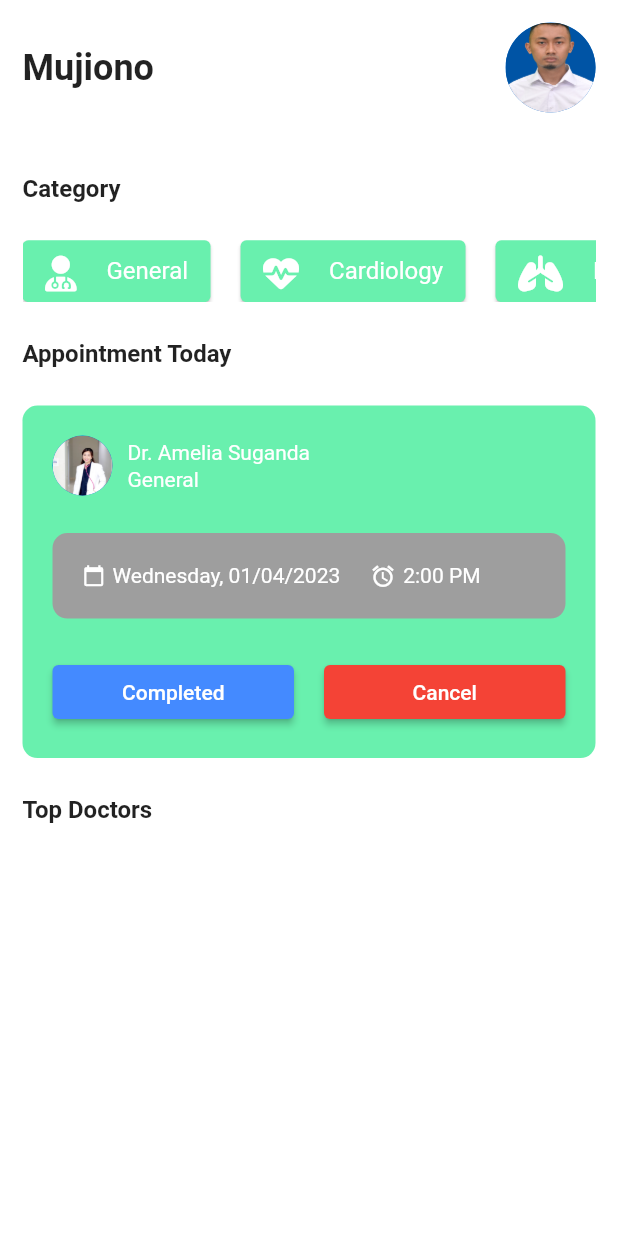
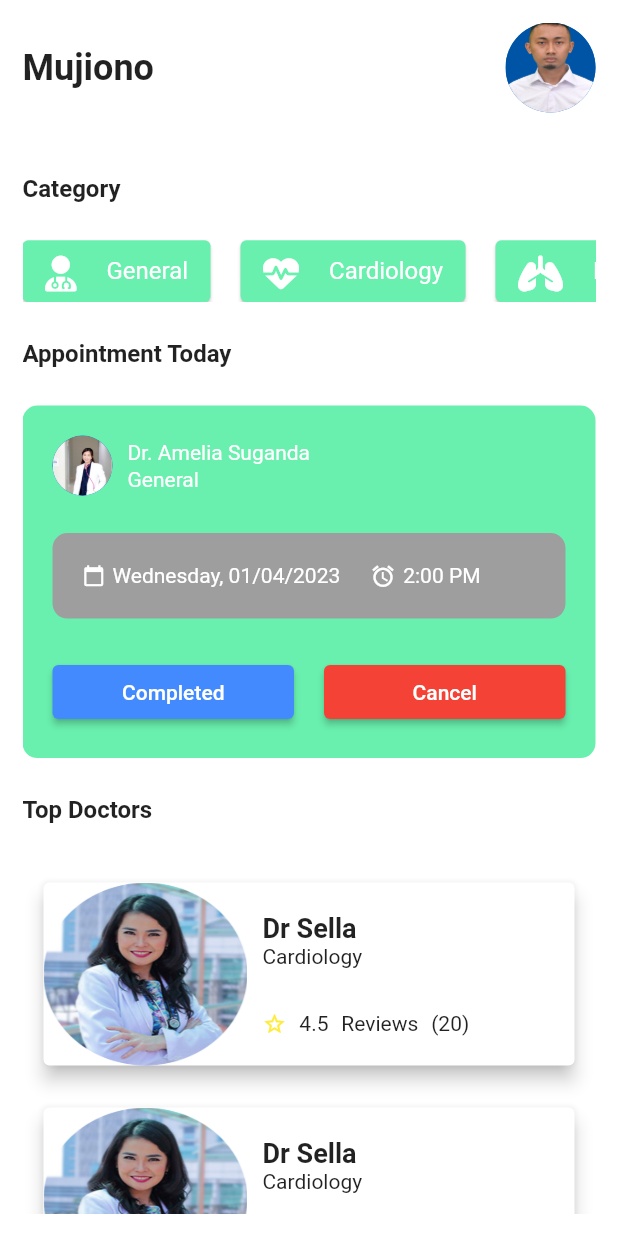
Before and after one commit to MJ34/appoiment, a Flutter app: the HomePage screen opened directly, on a phone screen of 412 x 824 dp. Run offline on Flutter 3.47's test engine with Material 2 defaults, Android fonts, the phone set to English and light mode, and no system bars; our stand-ins replace font_awesome_flutter.

Commit message:
design Appoiment dan Dokter Card done!

```diff
--- a/lib/components/doctor_card.dart
+++ b/lib/components/doctor_card.dart
@@ -1,3 +1,4 @@
+import 'package:booking/utils/config.dart';
 import 'package:flutter/material.dart';
 
 class DoctorCard extends StatefulWidget {
@@ -10,6 +11,67 @@ class DoctorCard extends StatefulWidget {
 class _DoctorCardState extends State<DoctorCard> {
   @override
   Widget build(BuildContext context) {
-    return const Placeholder();
+    Config().init(context);
+    return Container(
+      padding: const EdgeInsets.symmetric(horizontal: 10, vertical: 10),
+      height: 150,
+      child: GestureDetector(
+        child: Card(
+          elevation: 5,
+          color: Colors.white,
+          child: Row(
+            children: [
+              SizedBox(
+                width: Config.widthSize * 0.33,
+                child: Image.asset(
+                  'assets/dokter2.png',
+                  fit: BoxFit.fill,
+                ),
+              ),
+              Flexible(
+                child: Padding(
+                  padding:
+                      const EdgeInsets.symmetric(horizontal: 10, vertical: 20),
+                  child: Column(
+                    crossAxisAlignment: CrossAxisAlignment.start,
+                    children:  <Widget>[
+                      const Text(
+                        'Dr Sella',
+                        style: TextStyle(
+                          fontSize: 18,
+                          fontWeight: FontWeight.bold,
+                        ),
+                      ),
+                      const Text(
+                        'Cardiology',
+                        style: TextStyle(
+                          fontSize: 14,
+                          fontWeight: FontWeight.normal,
+                        ),
+                      ),
+                      const Spacer(),
+                      Row(
+                        mainAxisAlignment: MainAxisAlignment.start,
+                        children: const <Widget>[
+                          Icon(Icons.star_border, color: Colors.yellow, size: 16,),
+                          Spacer(flex: 1,),
+                          Text('4.5'),
+                          Spacer(flex: 1,),
+                          Text('Reviews'),
+                          Spacer(flex: 1,),
+                          Text('(20)'),
+                          Spacer(flex: 7,),
+                        ],
+                      ),
+                    ],
+                  ),
+                ),
+              ),
+            ],
+          ),
+        ),
+        onTap: () {},
+      ),
+    );
   }
 }
--- a/lib/screens/home_page.dart
+++ b/lib/screens/home_page.dart
@@ -1,4 +1,4 @@
-import 'package:booking/screens/appointment_page.dart';
+import 'package:booking/components/doctor_card.dart';
 import 'package:booking/utils/config.dart';
 import 'package:flutter/material.dart';
 import 'package:font_awesome_flutter/font_awesome_flutter.dart';
@@ -48,6 +48,7 @@ class _HomePageState extends State<HomePage> {
       body: Padding(
         padding: const EdgeInsets.symmetric(horizontal: 15, vertical: 15),
         child: SafeArea(
+          child: SingleChildScrollView(
             child: Column(
               mainAxisAlignment: MainAxisAlignment.start,
               crossAxisAlignment: CrossAxisAlignment.start,
@@ -129,7 +130,14 @@ class _HomePageState extends State<HomePage> {
                     fontWeight: FontWeight.bold,
                   ),
                 ),
+                Config.spaceSmall,
+                Column(
+                  children: List.generate(10, (index) {
+                    return const DoctorCard();
+                  }),
+                )
               ],
+            ),
           ),
         ),
       ),
```
Lines whose indentation alone changed are shown as unchanged.
